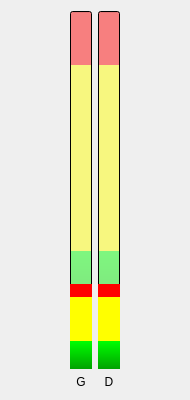
This is src/saturationwidget.ui in cinemaouvert/OPP as Qt 5 draws it before an edit. The edited form follows.
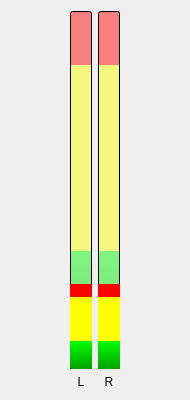
This is the edited form.

Commit message: Traduction - Saturation

```diff
--- a/src/saturationwidget.ui
+++ b/src/saturationwidget.ui
@@ -57,7 +57,7 @@
        <item row="1" column="0">
         <widget class="QLabel" name="label_left">
          <property name="text">
-          <string>G</string>
+          <string>L</string>
          </property>
          <property name="alignment">
           <set>Qt::AlignCenter</set>
@@ -67,7 +67,7 @@
        <item row="1" column="1">
         <widget class="QLabel" name="label_right">
          <property name="text">
-          <string>D</string>
+          <string>R</string>
          </property>
          <property name="alignment">
           <set>Qt::AlignCenter</set>
```
Left out of the diff: 5 changed lines with no effect on the pictures.
